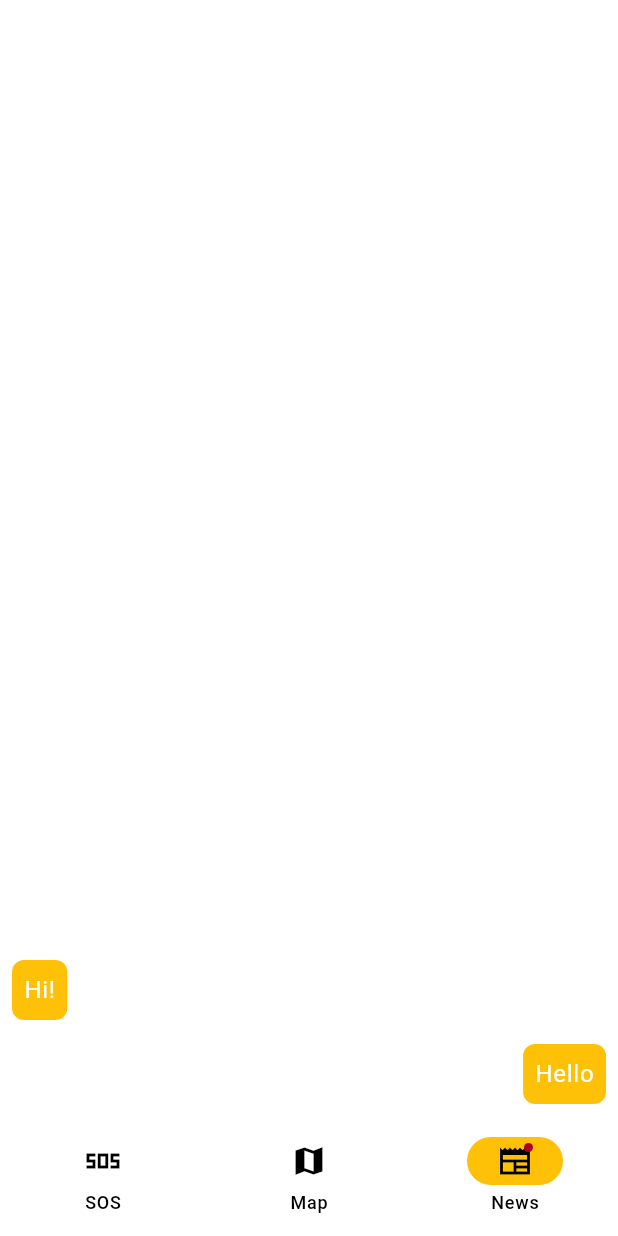
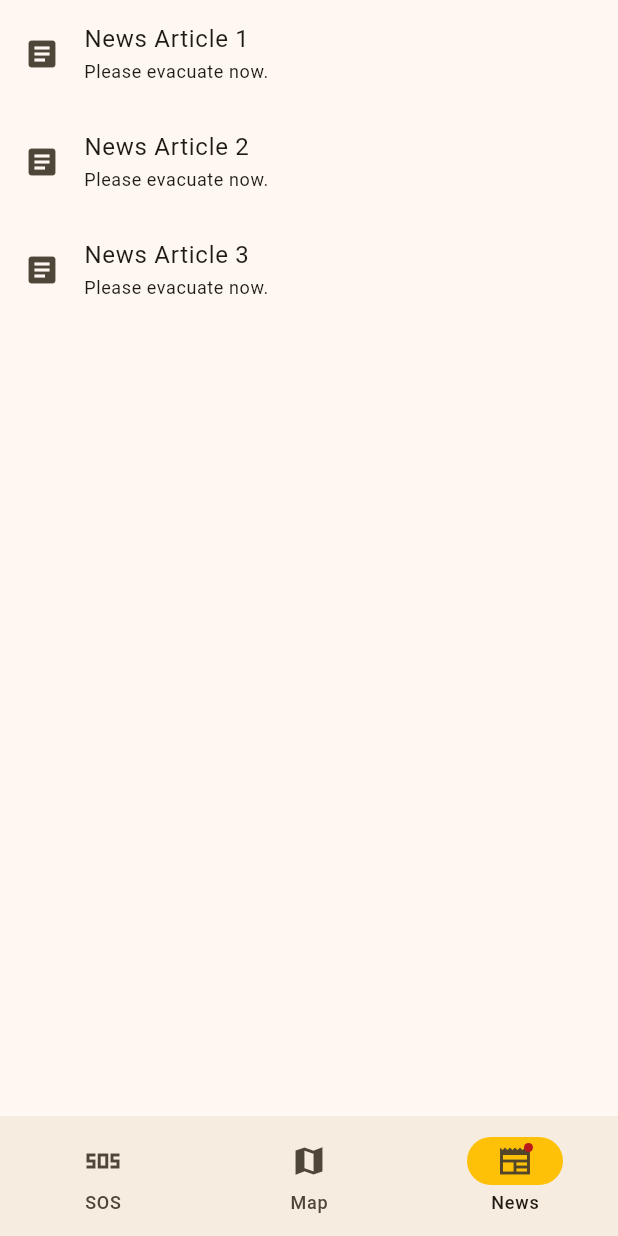
Before and after one commit to abilkhairseilov/lifelines-25, a Flutter app: the screen it shows after launch, item 3 of the bottom bar chosen, on a phone screen of 412 x 824 dp. Run offline on Flutter 3.47's test engine with Material 3 defaults, Android fonts, the phone set to English and light mode, and no system bars; our stand-ins replace google_maps_flutter.

Commit message:
apply material3 color design and replace messaging with a news placeholder

```diff
--- a/lib/main.dart
+++ b/lib/main.dart
@@ -13,9 +13,11 @@ class AIDApp extends StatelessWidget {
   @override
   Widget build(BuildContext context) {
     return MaterialApp(
+      debugShowCheckedModeBanner: false,
       theme: ThemeData(
           useMaterial3: true,
-          colorScheme: ColorScheme.light(primary: Colors.amber)),
+          colorScheme: ColorScheme.fromSeed(seedColor: Colors.amber)
+              .copyWith(primary: Colors.amber.shade500)),
       home: const Lifelines(),
     );
   }
@@ -42,13 +44,14 @@ class MenuState extends State<Lifelines> {
   Widget build(BuildContext context) {
     final ThemeData theme = Theme.of(context);
     return Scaffold(
+      /// Navigation bar
       bottomNavigationBar: NavigationBar(
         onDestinationSelected: (int index) {
           setState(() {
             currentPageIndex = index;
           });
         },
-        indicatorColor: Colors.amber,
+        indicatorColor: theme.colorScheme.primary,
         selectedIndex: currentPageIndex,
         destinations: <Widget>[
           const NavigationDestination(
@@ -68,6 +71,7 @@ class MenuState extends State<Lifelines> {
         ],
       ),
       body: <Widget>[
+        /// SOS button
         Center(
           child: ButtonTheme(
               minWidth: 300.0,
@@ -87,6 +91,7 @@ class MenuState extends State<Lifelines> {
               )),
         ),
 
+        /// Google Maps
         MaterialApp(
           theme: ThemeData(
             useMaterial3: true,
@@ -99,44 +104,25 @@ class MenuState extends State<Lifelines> {
           )),
         ),
 
-        /// Messages page
+        /// Placeholder news
         ListView.builder(
-          reverse: true,
-          itemCount: 2,
+          reverse: false,
+          itemCount: 3,
           itemBuilder: (BuildContext context, int index) {
-            if (index == 0) {
-              return Align(
-                alignment: Alignment.centerRight,
-                child: Container(
-                  margin: const EdgeInsets.all(8.0),
-                  padding: const EdgeInsets.all(8.0),
-                  decoration: BoxDecoration(
-                    color: theme.colorScheme.primary,
-                    borderRadius: BorderRadius.circular(8.0),
-                  ),
-                  child: Text(
-                    'Hello',
-                    style: theme.textTheme.bodyLarge!
-                        .copyWith(color: theme.colorScheme.onPrimary),
-                  ),
-                ),
-              );
-            }
-            return Align(
-              alignment: Alignment.centerLeft,
-              child: Container(
-                margin: const EdgeInsets.all(8.0),
-                padding: const EdgeInsets.all(8.0),
-                decoration: BoxDecoration(
-                  color: theme.colorScheme.primary,
-                  borderRadius: BorderRadius.circular(8.0),
-                ),
-                child: Text(
-                  'Hi!',
-                  style: theme.textTheme.bodyLarge!
-                      .copyWith(color: theme.colorScheme.onPrimary),
-                ),
+            return ListTile(
+              leading: Icon(Icons.article), // Placeholder for news icon
+              title: Text(
+                'News Article ${index + 1}', // Example news title
+                style: theme.textTheme.bodyLarge,
               ),
+              subtitle: Text(
+                'Please evacuate now.',
+                style: theme.textTheme.bodySmall,
+              ),
+              onTap: () {
+                // Handle news article tap, could navigate to a detailed page.
+                print('Tapped on entry ${index + 1}');
+              },
             );
           },
         ),
```
